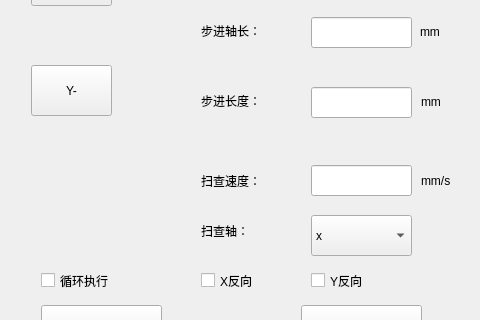
First picture: the form in mainwindow.ui, repository chuge007/loke, before the edit; both pictures show x 459 to 939 and y 192 to 512 of the 939 by 608 pixel window.
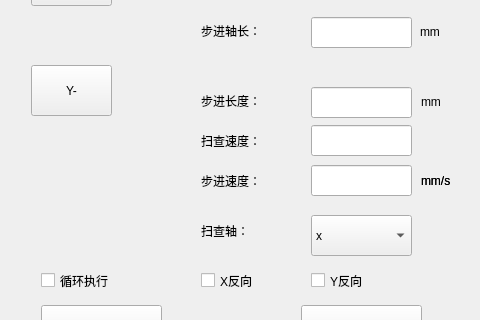
Second picture: the form after the edit.

Commit message: fix: separate scan and step speed and fix y-axis stepping

```diff
--- a/mainwindow.ui
+++ b/mainwindow.ui
@@ -1207,7 +1207,7 @@
     <property name="geometry">
      <rect>
       <x>770</x>
-      <y>340</y>
+      <y>300</y>
       <width>101</width>
       <height>31</height>
      </rect>
@@ -1228,7 +1228,7 @@
     <property name="geometry">
      <rect>
       <x>660</x>
-      <y>340</y>
+      <y>300</y>
       <width>111</width>
       <height>31</height>
      </rect>
@@ -1237,6 +1237,48 @@
      <string>扫查速度：</string>
     </property>
    </widget>
+   <widget class="QLineEdit" name="stepSpeed">
+    <property name="geometry">
+     <rect>
+      <x>770</x>
+      <y>340</y>
+      <width>101</width>
+      <height>31</height>
+     </rect>
+    </property>
+    <property name="font">
+     <font>
+      <pointsize>15</pointsize>
+     </font>
+    </property>
+   </widget>
+   <widget class="QLabel" name="label_stepSpeed">
+    <property name="geometry">
+     <rect>
+      <x>660</x>
+      <y>340</y>
+      <width>111</width>
+      <height>31</height>
+     </rect>
+    </property>
+    <property name="text">
+     <string>步进速度：</string>
+    </property>
+   </widget>
+   <widget class="QLabel" name="label_stepSpeedUnit">
+    <property name="geometry">
+     <rect>
+      <x>880</x>
+      <y>340</y>
+      <width>61</width>
+      <height>31</height>
+     </rect>
+    </property>
+    <property name="text">
+     <string>mm/s</string>
+    </property>
+   </widget>
+
    <widget class="QPushButton" name="startScanBtn">
     <property name="geometry">
      <rect>
```
The commit also changes 2 other files.
